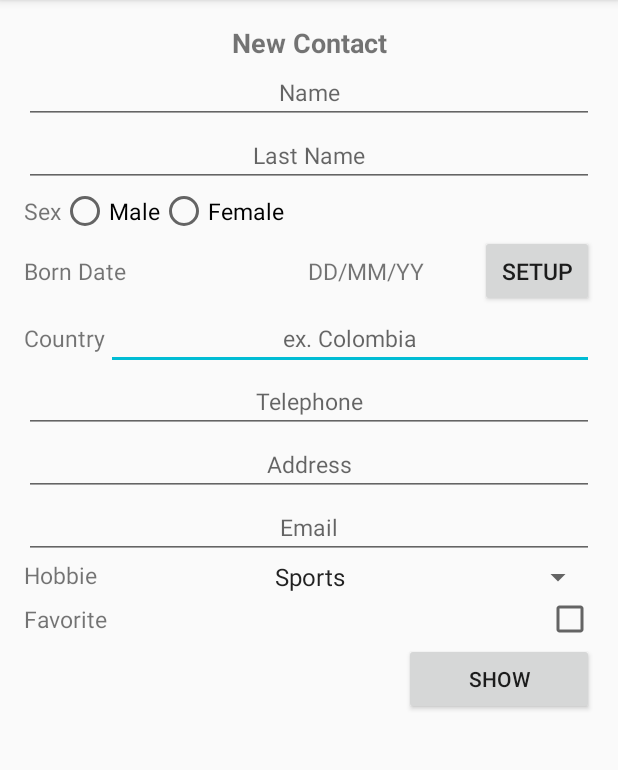
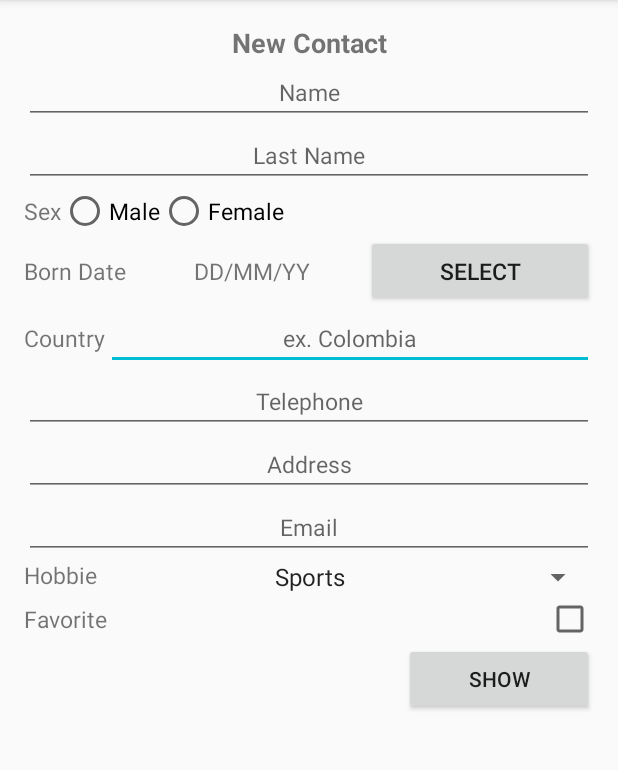
Before and after one commit to mgochoa/Lab1UI, an Android app: the screen it shows after launch (MainActivity), after a tap on "SHOW", on a phone screen of 412 x 824 dp, the part 84-854 px from its top. Run offline under Robolectric (Android 15) with nearby library versions, the phone set to English and light mode, and no system bars.

Commit message:
Final validations and Scrollview fixed.

```diff
--- a/app/src/main/java/co/edu/udea/compuvil/gr5/lab1ui/MainActivity.java
+++ b/app/src/main/java/co/edu/udea/compuvil/gr5/lab1ui/MainActivity.java
@@ -3,9 +3,7 @@ package co.edu.udea.compuvil.gr5.lab1ui;
 import android.app.DatePickerDialog;
 import android.app.DialogFragment;
 import android.os.Bundle;
-import android.speech.tts.TextToSpeech;
 import android.support.v7.app.AppCompatActivity;
-import android.text.TextUtils;
 import android.text.method.ScrollingMovementMethod;
 import android.util.Patterns;
 import android.view.View;
@@ -102,11 +100,13 @@ public class MainActivity extends AppCompatActivity implements DatePickerDialog.
                 }
                 else{
                     Toast.makeText(getBaseContext(),getResources().getString(R.string.message), Toast.LENGTH_SHORT).show();
+                    validation++;
                 }
                 //Born date
                 if(mDateDisplay.getText().toString().equals(getResources().getString(R.string.dd_mm_yy))){
                     Toast.makeText(getBaseContext(),getResources().getString(R.string.message), Toast.LENGTH_SHORT).show();
-                };
+                    validation++;
+                }
                 data = data+ "\n " + mDateDisplay.getText().toString();
 
                 //Country
--- a/app/src/main/res/layout-land/activity_main.xml
+++ b/app/src/main/res/layout-land/activity_main.xml
@@ -9,15 +9,14 @@
     android:paddingRight="@dimen/activity_horizontal_margin"
     android:paddingTop="@dimen/activity_vertical_margin"
     tools:context="co.edu.udea.compuvil.gr5.lab1ui.MainActivity">
+
     <ScrollView
         android:layout_width="match_parent"
-        android:layout_height="match_parent">
-    <LinearLayout
-        android:layout_width="match_parent"
-        android:layout_height="match_parent">
+        android:layout_height="0dp"
+        android:layout_weight="3">
         <RelativeLayout
-            android:layout_width="0dp"
-            android:layout_height="match_parent"
+            android:layout_width="match_parent"
+            android:layout_height="0dp"
             android:layout_weight="3">
 
             <TextView
@@ -37,20 +36,20 @@
                 android:layout_alignParentLeft="true"
                 android:layout_below="@+id/title"
                 android:hint="@string/name"
-                android:textSize="15sp"
                 android:inputType="textCapWords|textNoSuggestions"
-                android:textAlignment="center" />
+                android:textAlignment="center"
+                android:textSize="15sp" />
 
             <EditText
                 android:id="@+id/lastName"
-                android:textSize="15sp"
                 android:layout_width="match_parent"
                 android:layout_height="wrap_content"
                 android:layout_alignParentLeft="true"
                 android:layout_below="@+id/name"
                 android:hint="@string/last_name"
                 android:inputType="textCapWords|textNoSuggestions"
-                android:textAlignment="center" />
+                android:textAlignment="center"
+                android:textSize="15sp" />
 
             <RadioGroup
                 android:id="@+id/radioGroup"
@@ -93,7 +92,7 @@
                     android:layout_width="0dp"
                     android:layout_height="wrap_content"
 
-                    android:layout_weight="2"
+                    android:layout_weight="1"
                     android:text="@string/born_date"
                     android:textSize="15sp" />
 
@@ -110,7 +109,7 @@
                     android:id="@+id/btnBd"
                     android:layout_width="0dp"
                     android:layout_height="wrap_content"
-                    android:layout_weight="1"
+                    android:layout_weight="2"
                     android:onClick="onClick"
                     android:text="@string/setup"
                     android:textSize="15sp" />
@@ -197,8 +196,8 @@
                 android:layout_height="wrap_content"
                 android:layout_alignParentLeft="true"
                 android:layout_below="@+id/hobSpinner"
+                android:layout_marginTop="5dp"
                 android:text="@string/favorite"
-                android:layout_marginTop="5dp"
                 android:textSize="15sp" />
 
             <CheckBox
@@ -213,6 +212,7 @@
 
 
         </RelativeLayout>
+    </ScrollView>
     <LinearLayout
         android:layout_width="match_parent"
         android:layout_height="0dp"
@@ -233,13 +233,10 @@
             android:layout_width="0dp"
             android:layout_height="match_parent"
             android:layout_weight="1"
-            android:text="@string/show"
-            android:onClick="onClick">
+            android:onClick="onClick"
+            android:text="@string/show">
         </Button>
 
     </LinearLayout>
 
 </LinearLayout>
-    </ScrollView>
-
-</LinearLayout>
--- a/app/src/main/res/layout/activity_main.xml
+++ b/app/src/main/res/layout/activity_main.xml
@@ -11,8 +11,9 @@
     tools:context="co.edu.udea.compuvil.gr5.lab1ui.MainActivity">
 
     <ScrollView
-        android:layout_width="fill_parent"
-        android:layout_height="fill_parent">
+        android:layout_width="match_parent"
+        android:layout_height="0dp"
+        android:layout_weight="3">
     <RelativeLayout
         android:layout_width="match_parent"
         android:layout_height="0dp"
@@ -35,20 +36,20 @@
             android:layout_alignParentLeft="true"
             android:layout_below="@+id/title"
             android:hint="@string/name"
-            android:textSize="15sp"
             android:inputType="textCapWords|textNoSuggestions"
-            android:textAlignment="center" />
+            android:textAlignment="center"
+            android:textSize="15sp" />
 
         <EditText
             android:id="@+id/lastName"
-            android:textSize="15sp"
             android:layout_width="match_parent"
             android:layout_height="wrap_content"
             android:layout_alignParentLeft="true"
             android:layout_below="@+id/name"
             android:hint="@string/last_name"
             android:inputType="textCapWords|textNoSuggestions"
-            android:textAlignment="center" />
+            android:textAlignment="center"
+            android:textSize="15sp" />
 
         <RadioGroup
             android:id="@+id/radioGroup"
@@ -91,7 +92,7 @@
                 android:layout_width="0dp"
                 android:layout_height="wrap_content"
 
-                android:layout_weight="2"
+                android:layout_weight="1"
                 android:text="@string/born_date"
                 android:textSize="15sp" />
 
@@ -108,7 +109,7 @@
                 android:id="@+id/btnBd"
                 android:layout_width="0dp"
                 android:layout_height="wrap_content"
-                android:layout_weight="1"
+                android:layout_weight="2"
                 android:onClick="onClick"
                 android:text="@string/setup"
                 android:textSize="15sp" />
@@ -195,8 +196,8 @@
             android:layout_height="wrap_content"
             android:layout_alignParentLeft="true"
             android:layout_below="@+id/hobSpinner"
+            android:layout_marginTop="5dp"
             android:text="@string/favorite"
-            android:layout_marginTop="5dp"
             android:textSize="15sp" />
 
         <CheckBox
@@ -232,8 +233,8 @@
             android:layout_width="0dp"
             android:layout_height="match_parent"
             android:layout_weight="1"
-            android:text="@string/show"
-            android:onClick="onClick">
+            android:onClick="onClick"
+            android:text="@string/show">
         </Button>
 
     </LinearLayout>
--- a/app/src/main/res/values/strings.xml
+++ b/app/src/main/res/values/strings.xml
@@ -8,7 +8,7 @@
     <string name="female">Female</string>
     <string name="born_date">Born Date</string>
     <string name="dd_mm_yy">DD/MM/YY</string>
-    <string name="setup">Setup</string>
+    <string name="setup">Select</string>
     <string name="country">Country</string>
     <string name="telephone">Telephone</string>
     <string name="address">Address</string>
```
Also changed, not shown: app/src/main/res/mipmap-hdpi/ic_launcher.png, app/src/main/res/mipmap-mdpi/ic_launcher.png, app/src/main/res/mipmap-xhdpi/ic_launcher.png, app/src/main/res/mipmap-xxhdpi/ic_launcher.png, app/src/main/res/mipmap-xxxhdpi/ic_launcher.png, 1 other file.
